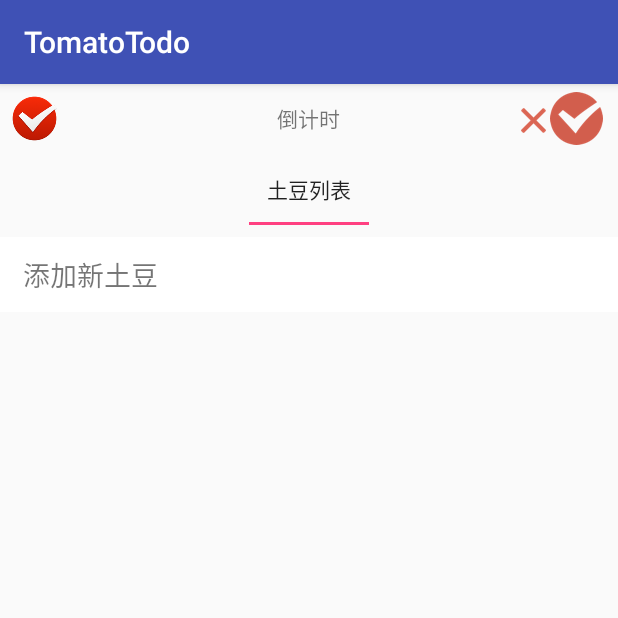
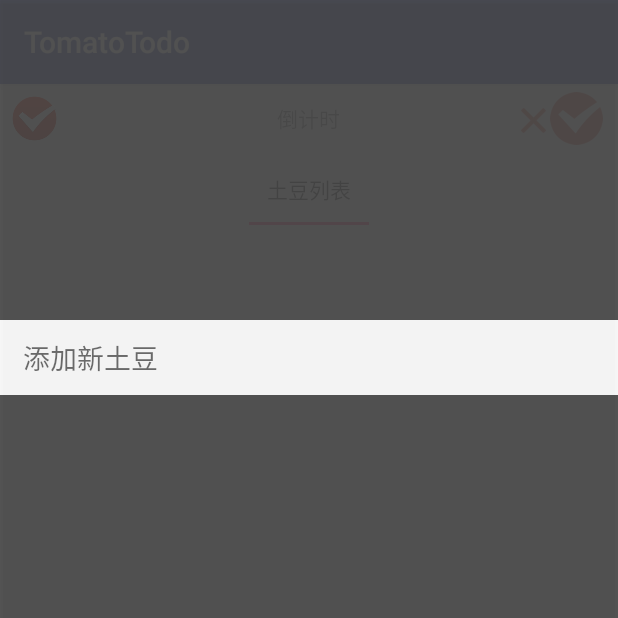
Before and after one commit to penglei3322/TomatoTodo, an Android app: the screen it shows after launch (MainActivity), after a tap on "添加新土豆", on a phone screen of 412 x 824 dp, the top half of it. Run offline under Robolectric (Android 15) with nearby library versions, the phone set to English and light mode, and no system bars.

Commit message:
no message

```diff
--- a/TomatoTodo/app/src/main/java/com/example/dllo/tomatotodo/potatolist/PotatoListFragment.java
+++ b/TomatoTodo/app/src/main/java/com/example/dllo/tomatotodo/potatolist/PotatoListFragment.java
@@ -1,15 +1,26 @@
 package com.example.dllo.tomatotodo.potatolist;
 
+import android.content.Context;
 import android.graphics.drawable.BitmapDrawable;
+import android.util.AttributeSet;
+import android.util.Log;
 import android.view.LayoutInflater;
+import android.view.MotionEvent;
 import android.view.View;
 import android.view.ViewGroup;
+import android.widget.EditText;
+import android.widget.FrameLayout;
 import android.widget.LinearLayout;
 import android.widget.ListView;
 import android.widget.PopupWindow;
 
 import com.example.dllo.tomatotodo.R;
 import com.example.dllo.tomatotodo.base.BaseFragment;
+import com.example.dllo.tomatotodo.base.CommonAdapter;
+import com.example.dllo.tomatotodo.base.ViewHolder;
+
+import java.util.ArrayList;
+import java.util.List;
 
 /**
  * Created by dllo on 16/7/16.
@@ -17,7 +28,9 @@ import com.example.dllo.tomatotodo.base.BaseFragment;
 public class PotatoListFragment extends BaseFragment {
 
     private ListView listView;
-    private LinearLayout linearLayout;
+    private LinearLayout addLinearLayout;
+    private PopupWindow popupWindow;
+    private List<String> datas;
 
     @Override
     public int createView() {
@@ -27,19 +40,42 @@ public class PotatoListFragment extends BaseFragment {
     @Override
     public void initView(View view) {
         listView = (ListView) view.findViewById(R.id.fragment_potatolist_listview);
-        linearLayout = (LinearLayout) view.findViewById(R.id.fragment_potatolist_add_linearlayout);
-        linearLayout.setOnClickListener(new View.OnClickListener() {
+        addLinearLayout = (LinearLayout) view.findViewById(R.id.fragment_potatolist_add_linearlayout);
+        datas = new ArrayList<>();
+        addLinearLayout.setOnClickListener(new View.OnClickListener() {
             @Override
             public void onClick(View v) {
-                PopupWindow popupWindow = new PopupWindow(ViewGroup.LayoutParams.WRAP_CONTENT, ViewGroup.LayoutParams.WRAP_CONTENT);
-                View popupView = LayoutInflater.from(context).inflate(R.layout.fragment_potatolist_add_popupwindow, null);
+                addLinearLayout.setVisibility(View.INVISIBLE);
+                popupWindow = new PopupWindow(ViewGroup.LayoutParams.MATCH_PARENT, ViewGroup.LayoutParams.MATCH_PARENT);
+                final View popupView = LayoutInflater.from(context).inflate(R.layout.fragment_potatolist_add_popupwindow, null);
+                final LinearLayout linearLayout = (LinearLayout) popupView.findViewById(R.id.bg);
+                LinearLayout.LayoutParams layoutParams = (LinearLayout.LayoutParams) linearLayout.getLayoutParams();
+                layoutParams.topMargin = 320;
+                linearLayout.setLayoutParams(layoutParams);
+                popupView.setOnClickListener(new View.OnClickListener() {
+                    @Override
+                    public void onClick(View v) {
+                        popupWindow.dismiss();
+                        EditText editText = (EditText) popupView.findViewById(R.id.add_et);
+                        addLinearLayout.setVisibility(View.VISIBLE);
+                        String number = editText.getText().toString();
+                        Log.d("PotatoListFragment", number + "");
+                        datas.add(number + "");
+                        listView.setAdapter(new CommonAdapter<String>(context, datas, R.layout.item_potatolist_fragment) {
+                            @Override
+                            public void convert(ViewHolder holder, String s) {
+                                holder.setText(R.id.item_potatolist_tv, s);
+                            }
+                        });
+
+                    }
+                });
                 popupWindow.setContentView(popupView);
                 popupWindow.setFocusable(true);
                 popupWindow.setOutsideTouchable(true);
                 popupWindow.setTouchable(true);
                 popupWindow.setBackgroundDrawable(new BitmapDrawable());
-
-
+                popupWindow.showAsDropDown(popupView, 0, 0);
             }
         });
     }
@@ -48,4 +84,5 @@ public class PotatoListFragment extends BaseFragment {
     public void initData() {
 
     }
+
 }
--- /dev/null
+++ b/TomatoTodo/app/src/main/res/drawable/potatolist_fragment_add_checked.xml
@@ -0,0 +1,6 @@
+<?xml version="1.0" encoding="utf-8"?>
+<selector xmlns:android="http://schemas.android.com/apk/res/android">
+    <item android:drawable="@mipmap/widget_cir_checkbox_on" android:state_checked="true" />
+    <item android:drawable="@mipmap/widget_cir_checkbox_off" />
+
+</selector>
--- a/TomatoTodo/app/src/main/res/layout/fragment_potatolist_add_popupwindow.xml
+++ b/TomatoTodo/app/src/main/res/layout/fragment_potatolist_add_popupwindow.xml
@@ -2,16 +2,19 @@
 <LinearLayout xmlns:android="http://schemas.android.com/apk/res/android"
     android:layout_width="match_parent"
     android:layout_height="match_parent"
+    android:alpha="0.9"
     android:background="#4A4A4A"
     android:orientation="vertical">
 
     <LinearLayout
-        android:layout_marginTop="60dp"
+        android:id="@+id/bg"
         android:layout_width="match_parent"
         android:layout_height="50dp"
+        android:layout_marginTop="60dp"
         android:background="#ffffff">
 
         <EditText
+            android:id="@+id/add_et"
             android:layout_width="match_parent"
             android:layout_height="match_parent"
             android:layout_gravity="center_vertical"
```
Also changed, not shown: TomatoTodo/app/src/main/java/com/example/dllo/tomatotodo/base/CommonAdapter.java (added, +77 -0 lines), TomatoTodo/app/src/main/java/com/example/dllo/tomatotodo/base/ViewHolder.java (added, +75 -0 lines), TomatoTodo/app/src/main/res/layout/item_potatolist_fragment.xml (added, +39 -0 lines), TomatoTodo/app/src/main/res/mipmap-xhdpi/widget_cir_checkbox_off.png (added), TomatoTodo/app/src/main/res/mipmap-xhdpi/widget_cir_checkbox_on.png (added), TomatoTodo/app/src/main/res/mipmap-xxhdpi/ic_stat_notify_msg.png (added).
